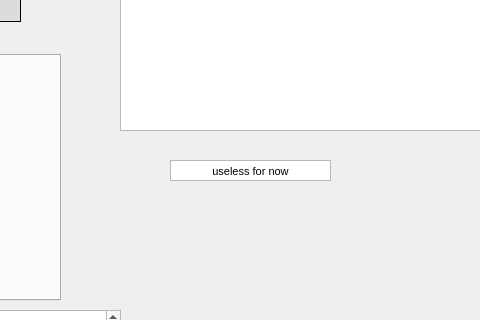
Above: TwitterAnalyzer/GUI.ui from GrzegorzKrug/TwitterAnalyzer before the change; both pictures show x 320 to 800 and y 249 to 569 of the 955 by 760 pixel window. Below: the same form after it.
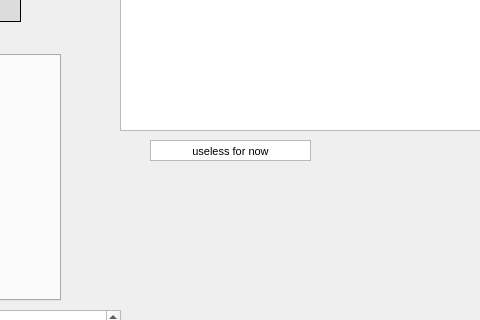
That is the form after the change.

What changed in the file:
```diff
--- a/TwitterAnalyzer/GUI.ui
+++ b/TwitterAnalyzer/GUI.ui
@@ -122,11 +122,14 @@
      <string>Find CSV</string>
     </property>
    </widget>
-   <widget class="QTextEdit" name="textEdit">
+   <widget class="QTextEdit" name="textEdit_input_name">
+    <property name="enabled">
+     <bool>true</bool>
+    </property>
     <property name="geometry">
      <rect>
-      <x>490</x>
-      <y>390</y>
+      <x>470</x>
+      <y>370</y>
       <width>161</width>
       <height>21</height>
      </rect>
```
Left out of the diff: 3 changed lines with no effect on the pictures.
